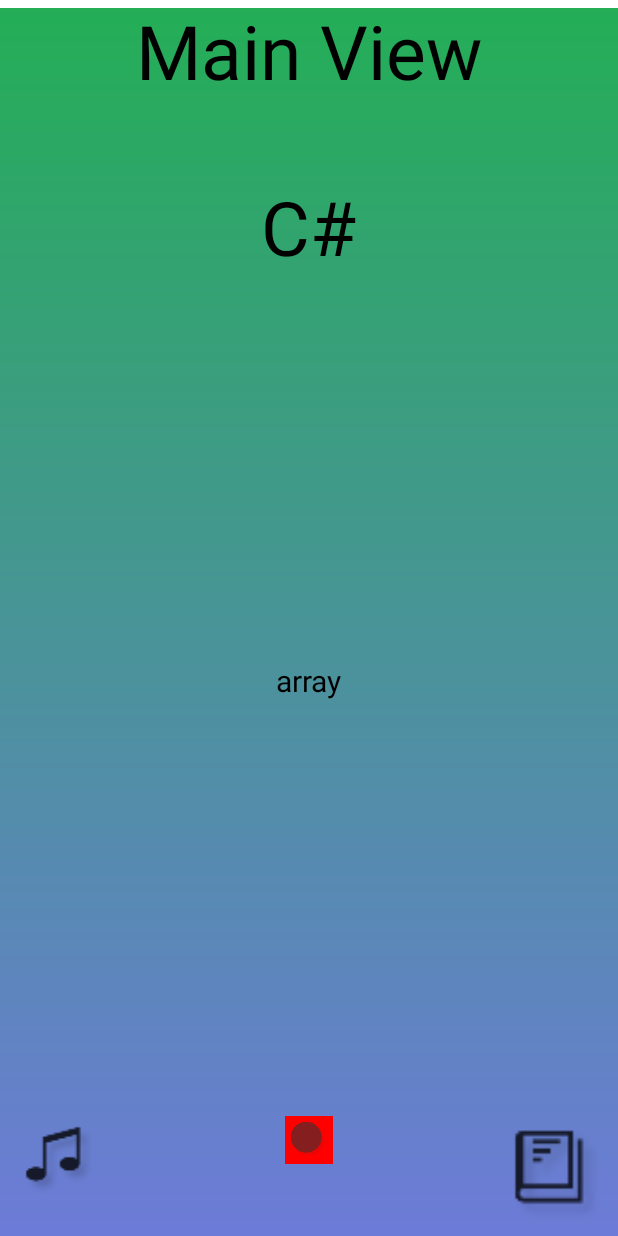
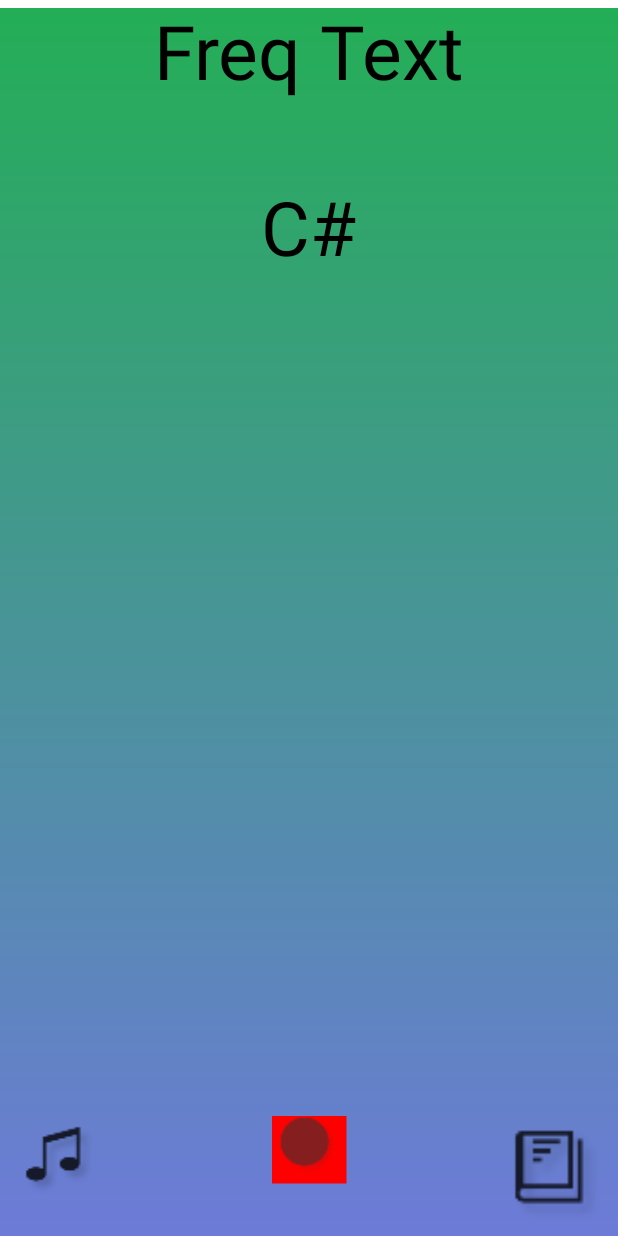
Before and after one commit to dylanmarcus/SingBetter, an Android app: the screen it shows after launch (MainActivity), on a phone screen of 412 x 824 dp. Run offline under Robolectric (Android 15) with nearby library versions, the phone set to English and light mode, and no system bars; libraries missing offline, so code that uses them is left out: android.support.percent; plain views replace PercentRelativeLayout; 2 statements that could not run were skipped.

Commit message:
Additional UI improvements

```diff
--- a/SingBetter/app/src/main/java/com/inyourface/singbetter/MainActivity.java
+++ b/SingBetter/app/src/main/java/com/inyourface/singbetter/MainActivity.java
@@ -37,6 +37,7 @@ public class MainActivity extends AppCompatActivity
     private Button freqButton;
     private ImageButton recordButton;
     private TextView recordArray;       // delete later
+    private TextView desiredNoteText;
     private ImageButton historyViewButton;
     private ImageButton noteSelectViewButton;
     // The octave: C C#(D♭) D D#(E♭) E F F#(G♭) G G#(A♭) A A#(B♭) B
@@ -61,11 +62,17 @@ public class MainActivity extends AppCompatActivity
 
         currentNote = Note.C_SHARP;
 
+        desiredNoteText = (TextView) findViewById(R.id.desired_note_text);
+
+        // Get Selected Note
+        passedNote=getIntent().getStringExtra(NoteSelectActivity.SELECTED);
+        desiredNoteText.setText(passedNote);
+
         // Make user frequency bar accessable
-        userFrequencyBar = (View) findViewById(R.id.user_frequency_bar);
+        //userFrequencyBar = (View) findViewById(R.id.user_frequency_bar);
         // Access frequency bar xml margin parameters
-        final PercentRelativeLayout.LayoutParams layoutParams = (PercentRelativeLayout.LayoutParams) userFrequencyBar.getLayoutParams();
-        final PercentLayoutHelper.PercentLayoutInfo percentLayoutInfo = layoutParams.getPercentLayoutInfo();
+        //final PercentRelativeLayout.LayoutParams layoutParams = (PercentRelativeLayout.LayoutParams) userFrequencyBar.getLayoutParams();
+        //final PercentLayoutHelper.PercentLayoutInfo percentLayoutInfo = layoutParams.getPercentLayoutInfo();
 
 
         // Buttons
@@ -75,7 +82,7 @@ public class MainActivity extends AppCompatActivity
         recordButton = (ImageButton) findViewById(R.id.toggle_button_record);
 
         // shows frequencies in an array on main view (can delete later once data goes into database)
-        recordArray = (TextView) findViewById(R.id.record_array_text);
+        //recordArray = (TextView) findViewById(R.id.record_array_text);
 
         pitchInHz = 0.0;
         freqText = (TextView) findViewById(R.id.freq_text);
@@ -125,7 +132,7 @@ public class MainActivity extends AppCompatActivity
         hm.put("B", new Double(493.88));
 
         // START Pitch Code to comment/uncomment
-        /*AudioDispatcher dispatcher = AudioDispatcherFactory.fromDefaultMicrophone(22050,1024,0);
+        AudioDispatcher dispatcher = AudioDispatcherFactory.fromDefaultMicrophone(22050,1024,0);
         PitchDetectionHandler pdh = new PitchDetectionHandler() {
             @Override
             public void handlePitch(PitchDetectionResult result,AudioEvent e) {
@@ -177,11 +184,11 @@ public class MainActivity extends AppCompatActivity
                         current_note_text.setText(currentNote.getNoteString());
 
                         // calculate percentage value for bar position
-                        frequencyBarPosition = (100 - (pitchInHz / 7885.78) * 100) * 0.01f;
+                        //frequencyBarPosition = (100 - (pitchInHz / 7885.78) * 100) * 0.01f;
 
                         // change frequency bar position
-                        percentLayoutInfo.topMarginPercent = (float) frequencyBarPosition;
-                        userFrequencyBar.setLayoutParams(layoutParams);
+                        //percentLayoutInfo.topMarginPercent = (float) frequencyBarPosition;
+                        //userFrequencyBar.setLayoutParams(layoutParams);
                     }
                 });
             }
@@ -189,10 +196,8 @@ public class MainActivity extends AppCompatActivity
         AudioProcessor p = new PitchProcessor(PitchEstimationAlgorithm.FFT_YIN, 22050, 1024, pdh);
         dispatcher.addAudioProcessor(p);
         Thread t = new Thread(dispatcher,"Audio Dispatcher");
-<<<<<<< HEAD
+
         t.start();
-=======
-        t.start();*/
 
         // END Pitch Code to comment/uncomment
     }
@@ -220,7 +225,7 @@ public class MainActivity extends AppCompatActivity
     }
 
     /** Called when the user taps the Record Button */
-    public void changeRecordState (View view) {
+    /*public void changeRecordState (View view) {
         ToggleRecord recordtimer = new ToggleRecord();
         boolean on = ((ToggleButton) view).isChecked();
         if (on) {
@@ -228,6 +233,7 @@ public class MainActivity extends AppCompatActivity
             recordArray.setText("Recording...");
             // start recording data from pitchHz and store it into an ArrayList
             recordtimer.start();
+            // Change button image
         }
         else {
             // do this when OFF ...
@@ -242,5 +248,5 @@ public class MainActivity extends AppCompatActivity
             // clear ArrayList (inside ToggleRecord.java)
             recordtimer.clear();
         }
-    }
+    }*/
 }
--- a/SingBetter/app/src/main/java/com/inyourface/singbetter/NoteSelectActivity.java
+++ b/SingBetter/app/src/main/java/com/inyourface/singbetter/NoteSelectActivity.java
@@ -26,7 +26,7 @@ public class NoteSelectActivity extends Activity {
         Intent intent = getIntent();
 
         // ListView Setup
-        String[] notes = {"C", "C#/D♭", "D", "D#/E♭", "E", "F", "F#/G♭", "G", "G#/A♭", "A", "A#/B♭", "B"};
+        String[] notes = {"C", "C#", "D", "D#", "E", "F", "F#", "G", "G#", "A", "A#", "B"};
         ListAdapter adapter = new ArrayAdapter<String>(this, android.R.layout.simple_list_item_1, notes);
         ListView notesListView = (ListView) findViewById(R.id.notes_list);
         notesListView.setAdapter(adapter);
@@ -38,7 +38,7 @@ public class NoteSelectActivity extends Activity {
         @Override
         public void onItemClick(AdapterView<?> parent, View view, int position, long id) {
 
-            String[] notes = {"C", "C#/D♭", "D", "D#/E♭", "E", "F", "F#/G♭", "G", "G#/A♭", "A", "A#/B♭", "B"};
+            String[] notes = {"C", "C#", "D", "D#", "E", "F", "F#", "G", "G#", "A", "A#", "B"};
 
             SELECTED = notes[position];
 
--- a/SingBetter/app/src/main/java/com/inyourface/singbetter/Objects/Note.java
+++ b/SingBetter/app/src/main/java/com/inyourface/singbetter/Objects/Note.java
@@ -8,20 +8,20 @@ package com.inyourface.singbetter.Objects;
 
 public enum Note
 {
+	// The octave: C C#(D♭) D D#(E♭) E F F#(G♭) G G#(A♭) A A#(B♭) B
 	A ("A", 440.00),
 	A_SHARP ("A#", 466.16),
 	B ("B", 493.88),
-	//B_SHARP ("B#"),
 	C ("C", 261.63),
 	C_SHARP ("C#", 277.18),
 	D ("D", 293.66),
 	D_SHARP ("D#", 311.13),
 	E ("E", 329.63),
-	//E_SHARP ("E#"),
 	F ("F", 349.23),
 	F_SHARP ("F#", 369.99),
 	G ("G", 392.00),
 	G_SHARP ("G#", 415.30);
+
 
 	private String note;
 	private double frequency;
--- a/SingBetter/app/src/main/java/com/inyourface/singbetter/RecordedSessions/SessionsViewActivity.java
+++ b/SingBetter/app/src/main/java/com/inyourface/singbetter/RecordedSessions/SessionsViewActivity.java
@@ -80,10 +80,10 @@ public class SessionsViewActivity extends AppCompatActivity
 		 */
 
 		// The loop below just generates mostly random data.
-		//for(int i = 0; i < 50; i++)
-		//{
-		//	db.insertSession(Util.generateSession());
-		//}
+		for(int i = 0; i < 50; i++)
+		{
+			db.insertSession(Util.generateSession());
+		}
 
 		// This sets up the recycler view
 		displayedSessions = db.getSessionsWithNote(currentNote);
--- a/SingBetter/app/src/main/res/layout/activity_main.xml
+++ b/SingBetter/app/src/main/res/layout/activity_main.xml
@@ -30,7 +30,7 @@
         android:layout_height="wrap_content"
         android:layout_centerHorizontal="true"
         android:textSize="50sp"
-        android:text="Main View"  />
+        android:text="Freq Text"  />
 
     <TextView
         android:id="@+id/current_note_text"
@@ -74,24 +74,38 @@
 
         <ImageButton
 
-            android:layout_width="wrap_content"
-            android:layout_height="wrap_content"
+            android:layout_width="40dp"
+            android:layout_height="40dp"
             android:layout_centerHorizontal="true"
             android:id="@+id/toggle_button_record"
             android:src="@drawable/record_start_icon"
+            android:scaleX = "1.25"
+            android:scaleY = "1.25"
+            android:scaleType="fitCenter"
             android:background="#ff0000"
             />
         </RelativeLayout>
 
+    <TextView
+        android:id="@+id/desired_note_text"
+        android:layout_width="wrap_content"
+        android:layout_height="wrap_content"
+        android:layout_below="@+id/freq_text"
+        android:layout_centerHorizontal="true"
+        android:layout_marginTop="151dp"
+        android:text="C"
+        android:textSize="50dp"
+        android:textColor="#000" />
 
-    <!-- record pitch in Hz and display as an array -->
+    <!-- record pitch in Hz and display as an array
     <TextView
         android:id="@+id/record_array_text"
         android:layout_width="wrap_content"
         android:layout_height="wrap_content"
         android:layout_centerHorizontal="true"
         android:layout_marginTop="440dp"
+        android:visibility = "invisible"
         android:text="array"
-        android:textSize="20dp" />
+        android:textSize="20dp" />-->
 
 </RelativeLayout>
```
